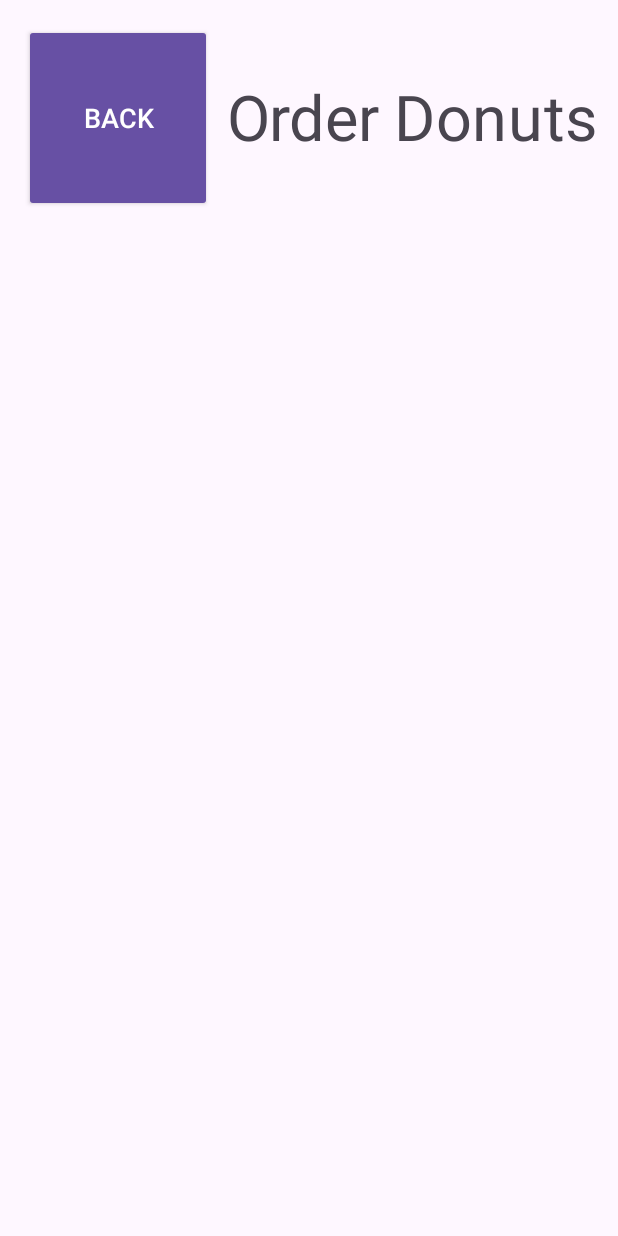
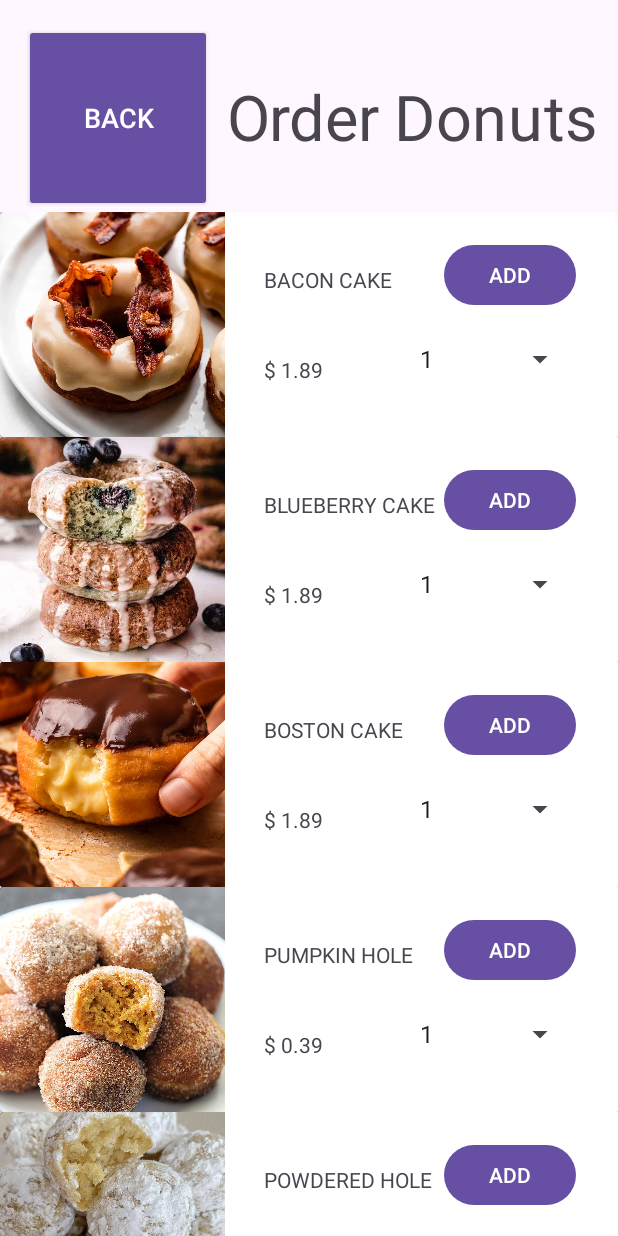
Before and after one commit to benleiby/OrderManagerForAndroid, an Android app: the DonutActivity screen opened directly, with no data from a screen before it, on a phone screen of 412 x 824 dp. Run offline under Robolectric (Android 15) with nearby library versions, the phone set to English and light mode, and no system bars.

Commit message:
Donut layout + function.

```diff
--- a/app/src/main/java/com/example/ordermanagerforandroid/DonutActivity.java
+++ b/app/src/main/java/com/example/ordermanagerforandroid/DonutActivity.java
@@ -1,11 +1,17 @@
 package com.example.ordermanagerforandroid;
 
-import android.content.Intent;
 import android.view.View;
 import androidx.appcompat.app.AppCompatActivity;
 import android.os.Bundle;
+import androidx.recyclerview.widget.LinearLayoutManager;
+import androidx.recyclerview.widget.RecyclerView;
+
+import java.util.ArrayList;
+
+import static com.example.ordermanagerforandroid.DonutVariety.*;
 
 public class DonutActivity extends AppCompatActivity {
+
 
     @Override
     protected void onCreate(Bundle savedInstanceState) {
@@ -13,9 +19,56 @@ public class DonutActivity extends AppCompatActivity {
         super.onCreate(savedInstanceState);
         setContentView(R.layout.activity_donut);
 
+        RecyclerView rcView = findViewById(R.id.donutRcView);
+        ArrayList<ViewDonut> donuts = getAvailableDonuts();
+        DonutAdapter adapter = new DonutAdapter(this, donuts);
+        rcView.setAdapter(adapter);
+        rcView.setLayoutManager(new LinearLayoutManager(this));
+
     }
 
     public void back(View view) {
         finish();
     }
+
+    private ArrayList<ViewDonut> getAvailableDonuts() {
+
+        int [] images = getItemImages();
+
+        ArrayList<ViewDonut> output = new ArrayList<>();
+        for (DonutFlavor flavor : CAKE.getFLAVORS()) {
+            ViewDonut d = new ViewDonut(CAKE, 1, 0);
+            d.setFlavor(flavor);
+            output.add(d);
+        }
+        for (DonutFlavor flavor : HOLE.getFLAVORS()) {
+            ViewDonut d = new ViewDonut(HOLE, 1, 0);
+            d.setFlavor(flavor);
+            output.add(d);
+        }
+        for (DonutFlavor flavor : YEAST.getFLAVORS()) {
+            ViewDonut d = new ViewDonut(YEAST, 1, 0);
+            d.setFlavor(flavor);
+            output.add(d);
+        }
+
+        for (int i = 0; i < output.size(); i++) {
+            output.get(i).setImage(images[i]);
+        }
+
+        return output;
+
+    }
+
+    private int [] getItemImages() {
+
+        return new int[] {
+           R.drawable.cakebacon, R.drawable.cakeblueberry, R.drawable.cakeboston,
+           R.drawable.holepumpkin, R.drawable.holepowdered, R.drawable.holechoc,
+           R.drawable.yeastcinammon, R.drawable.yeastchocolate, R.drawable.yeaststrawberry,
+           R.drawable.yeastpowdered, R.drawable.yeastplain, R.drawable.yeastvanilla
+        };
+
+    }
+
 }
--- /dev/null
+++ b/app/src/main/java/com/example/ordermanagerforandroid/DonutAdapter.java
@@ -0,0 +1,122 @@
+package com.example.ordermanagerforandroid;
+
+import android.app.AlertDialog;
+import android.content.Context;
+import android.content.DialogInterface;
+import android.view.LayoutInflater;
+import android.view.View;
+import android.view.ViewGroup;
+import android.widget.*;
+import androidx.annotation.NonNull;
+import androidx.constraintlayout.widget.ConstraintLayout;
+import androidx.recyclerview.widget.RecyclerView;
+import org.jetbrains.annotations.NotNull;
+
+import java.util.ArrayList;
+
+public class DonutAdapter extends RecyclerView.Adapter<DonutAdapter.DonutHolder> {
+
+    private Context context;
+    private ArrayList<ViewDonut> items;
+    private ArrayAdapter<String> quantityAdapter;
+
+    public DonutAdapter(Context context, ArrayList<ViewDonut> items) {
+
+        this.context = context;
+        this.items = items;
+        String[] quantityItems = {"1", "2", "3", "4", "5"};
+        quantityAdapter = new ArrayAdapter<>(context, android.R.layout.simple_spinner_dropdown_item, quantityItems);
+
+    }
+
+    @NonNull
+    @NotNull
+    @Override
+    public DonutAdapter.DonutHolder onCreateViewHolder(@NonNull @NotNull ViewGroup viewGroup, int i) {
+
+        LayoutInflater inflater = LayoutInflater.from(context);
+        View view = inflater.inflate(R.layout.donut_row, viewGroup, false);
+        return new DonutHolder(view);
+
+    }
+
+    @Override
+    public void onBindViewHolder(@NonNull @NotNull DonutAdapter.DonutHolder donutHolder, int position) {
+
+        String name = items.get(position).getFlavor() + " " + items.get(position).getVariety();
+        donutHolder.itemName.setText(name);
+        donutHolder.itemPrice.setText(String.valueOf("$ " + items.get(position).price()));
+        donutHolder.itemImage.setImageResource(items.get(position).getImage());
+        donutHolder.quantitySpinner.setAdapter(quantityAdapter);
+
+    }
+
+    @Override
+    public int getItemCount() {
+        return items.size();
+    }
+
+    public class DonutHolder extends RecyclerView.ViewHolder {
+
+        private TextView itemName, itemPrice;
+        private ImageView itemImage;
+        private Button addButton;
+        private Spinner quantitySpinner;
+        private ConstraintLayout parentLayout;
+
+        public DonutHolder(@NonNull @NotNull View itemView) {
+
+            super(itemView);
+            itemName = itemView.findViewById(R.id.donutName);
+            itemImage = itemView.findViewById(R.id.donutImage);
+            itemPrice = itemView.findViewById(R.id.donutPrice);
+            quantitySpinner = itemView.findViewById(R.id.quantitySpinner);
+            addButton = itemView.findViewById(R.id.addButton);
+            parentLayout = itemView.findViewById(R.id.rowLayout);
+
+            // Set OnClickListener for the addButton
+            addButton.setOnClickListener(v -> {
+                // Handle button click event
+                int position = getAdapterPosition(); // Get the adapter position of the clicked item
+                if (position != RecyclerView.NO_POSITION) {
+                    // Execute the desired action, such as showing a dialog or updating data
+                    showDialog(position);
+                }
+            });
+
+        }
+
+        private void showDialog(int position) {
+
+            AlertDialog.Builder builder = new AlertDialog.Builder(itemView.getContext());
+            String quantitySelected = (String) quantitySpinner.getSelectedItem();
+            builder.setMessage("Add " + quantitySelected + " " +
+                items.get(position).getFlavor() + " " + items.get(position).getVariety() + " donut to cart?");
+
+            builder.setPositiveButton("Add", new DialogInterface.OnClickListener() {
+                @Override
+                public void onClick(DialogInterface dialog, int which) {
+                    // Handle adding item to cart
+                    // You can access the item at the clicked position using items.get(position)
+                    // Perform the necessary action here
+
+                    Donut donut = new Donut(items.get(position).getVariety(), Integer.parseInt(quantitySelected));
+                    donut.setFlavor(items.get(position).getFlavor());
+                    DataManager globalData = DataManager.getDataManager();
+                    globalData.getCurrentOrder().add(donut);
+
+                    // Display a toast indicating that the item was added to the cart
+                    String toastMessage = "Added. New subtotal: " + globalData.getCurrentOrder().subTotal();
+                    Toast.makeText(itemView.getContext(), toastMessage, Toast.LENGTH_SHORT).show();
+
+                }
+            });
+
+            builder.setNegativeButton("Cancel", null);
+            builder.show();
+
+        }
+
+    }
+
+}
--- /dev/null
+++ b/app/src/main/java/com/example/ordermanagerforandroid/ViewDonut.java
@@ -0,0 +1,21 @@
+package com.example.ordermanagerforandroid;
+
+public class ViewDonut extends Donut {
+
+    private int image;
+
+    public ViewDonut(DonutVariety variety, int quantity, int image) {
+        super(variety, quantity);
+        this.image = image;
+
+    }
+
+    public int getImage() {
+        return image;
+    }
+
+    public void setImage(int image) {
+        this.image = image;
+    }
+
+}
--- a/app/src/main/res/layout/activity_donut.xml
+++ b/app/src/main/res/layout/activity_donut.xml
@@ -22,4 +22,14 @@
             app:layout_constraintStart_toEndOf="@+id/backButton" android:layout_marginEnd="95dp"
             app:layout_constraintEnd_toEndOf="parent" app:layout_constraintTop_toTopOf="parent"
             android:layout_marginTop="67dp" android:fontFamily="sans-serif"/>
+    <androidx.recyclerview.widget.RecyclerView
+            android:layout_width="0dp"
+            android:layout_height="0dp"
+            android:id="@+id/donutRcView"
+            tools:visibility="visible" android:visibility="visible"
+            app:layout_constraintBottom_toBottomOf="parent"
+            app:layout_constraintStart_toStartOf="parent"
+            app:layout_constraintEnd_toEndOf="parent"
+            app:layout_constraintTop_toBottomOf="@+id/backButton" app:layout_constraintHorizontal_bias="0.0"
+            app:layout_constraintVertical_bias="0.0"/>
 </androidx.constraintlayout.widget.ConstraintLayout>
--- /dev/null
+++ b/app/src/main/res/layout/donut_row.xml
@@ -0,0 +1,59 @@
+<?xml version="1.0" encoding="utf-8"?>
+<androidx.constraintlayout.widget.ConstraintLayout xmlns:android="http://schemas.android.com/apk/res/android"
+                                                   xmlns:app="http://schemas.android.com/apk/res-auto"
+                                                   xmlns:tools="http://schemas.android.com/tools"
+                                                   android:id="@+id/rowLayout"
+                                                   android:layout_width="match_parent"
+                                                   android:layout_height="wrap_content">
+
+    <androidx.cardview.widget.CardView
+            android:id="@+id/cardView"
+            android:layout_width="match_parent"
+            android:layout_height="wrap_content"
+            android:background="@color/white"
+            app:layout_constraintBottom_toBottomOf="parent"
+            app:layout_constraintEnd_toEndOf="parent"
+            app:layout_constraintStart_toStartOf="parent"
+            app:layout_constraintTop_toTopOf="parent">
+
+        <androidx.constraintlayout.widget.ConstraintLayout
+                android:layout_width="match_parent"
+                android:layout_height="wrap_content"
+                android:background="@color/white">
+            <ImageView
+                    android:layout_width="150dp"
+                    android:layout_height="150dp" android:id="@+id/donutImage"
+                    app:layout_constraintStart_toStartOf="parent" app:layout_constraintBottom_toBottomOf="parent"
+                    app:layout_constraintTop_toTopOf="parent"
+                    android:contentDescription="@string/display_of_a_delicious_donut"
+                    android:background="@color/black"/>
+            <TextView
+                    android:layout_width="wrap_content"
+                    android:layout_height="wrap_content" android:id="@+id/donutName"
+                    app:layout_constraintTop_toTopOf="parent"
+                    android:layout_marginTop="30dp" android:layout_marginStart="26dp"
+                    app:layout_constraintStart_toEndOf="@+id/donutImage" app:layout_constraintBottom_toBottomOf="parent"
+                    android:layout_marginBottom="90dp"/>
+            <TextView
+                    android:layout_width="wrap_content"
+                    android:layout_height="wrap_content" android:id="@+id/donutPrice"
+                    app:layout_constraintTop_toTopOf="parent"
+                    android:layout_marginTop="90dp" android:layout_marginStart="26dp"
+                    app:layout_constraintStart_toEndOf="@+id/donutImage" app:layout_constraintBottom_toBottomOf="parent"
+                    android:layout_marginBottom="30dp"/>
+            <Spinner
+                    android:layout_width="112dp"
+                    android:layout_height="48dp" android:id="@+id/quantitySpinner"
+                    app:layout_constraintEnd_toEndOf="parent" android:layout_marginEnd="28dp"
+                    app:layout_constraintBottom_toBottomOf="parent" android:layout_marginBottom="28dp"/>
+            <Button
+                    android:text="@string/add"
+                    android:layout_width="wrap_content"
+                    android:layout_height="wrap_content" android:id="@+id/addButton"
+                    android:layout_marginBottom="8dp"
+                    app:layout_constraintBottom_toTopOf="@+id/quantitySpinner" android:layout_marginEnd="28dp"
+                    app:layout_constraintEnd_toEndOf="parent"/>
+        </androidx.constraintlayout.widget.ConstraintLayout>
+    </androidx.cardview.widget.CardView>
+
+</androidx.constraintlayout.widget.ConstraintLayout>
--- a/app/src/main/res/values/strings.xml
+++ b/app/src/main/res/values/strings.xml
@@ -8,4 +8,7 @@
     <string name="order_list_button_text">Order List</string>
     <string name="back">Back</string>
     <string name="order_donuts">Order Donuts</string>
+    <string name="plus">+</string>
+    <string name="display_of_a_delicious_donut">Display of a delicious donut</string>
+    <string name="add">ADD</string>
 </resources>
```
Also changed, not shown: app/src/main/res/drawable/cakebacon.jpg (added), app/src/main/res/drawable/cakeblueberry.jpg (added), app/src/main/res/drawable/cakeboston.jpg (added), app/src/main/res/drawable/holechoc.jpg (added), app/src/main/res/drawable/holepowdered.jpg (added), app/src/main/res/drawable/holepumpkin.jpg (added), app/src/main/res/drawable/yeastchocolate.jpg (added), app/src/main/res/drawable/yeastplain.JPG (added), app/src/main/res/drawable/yeastpowdered.jpg (added), app/src/main/res/drawable/yeaststrawberry.jpg (added), app/src/main/res/drawable/yeastvanilla.JPG (added), 1 other file.
